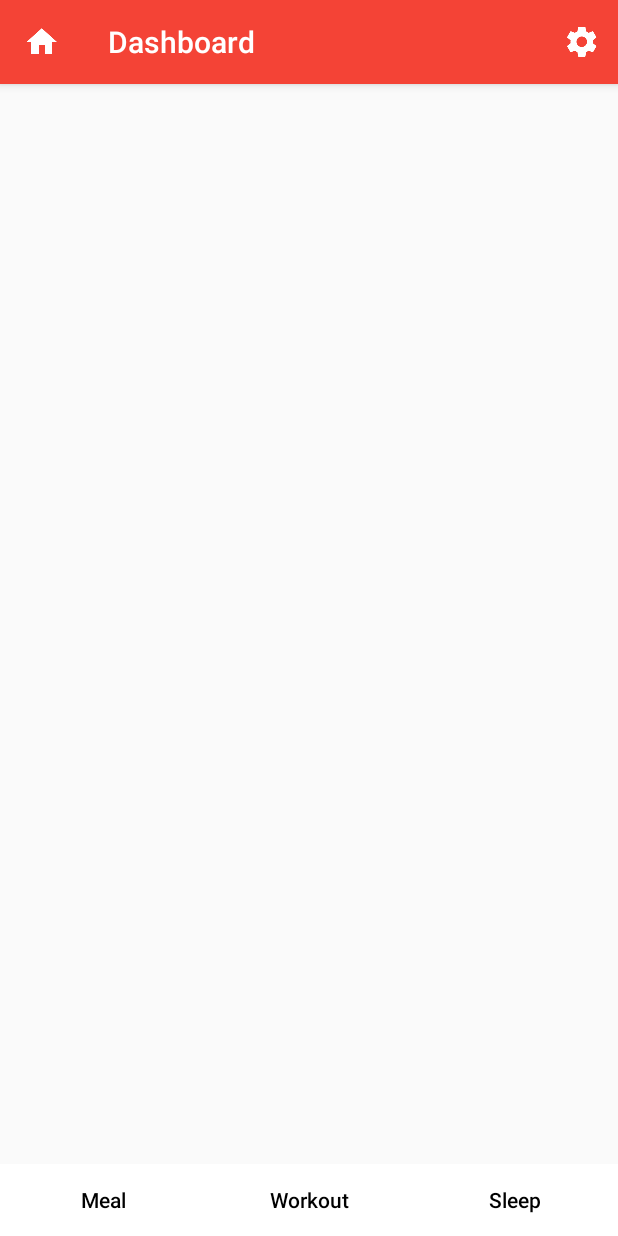
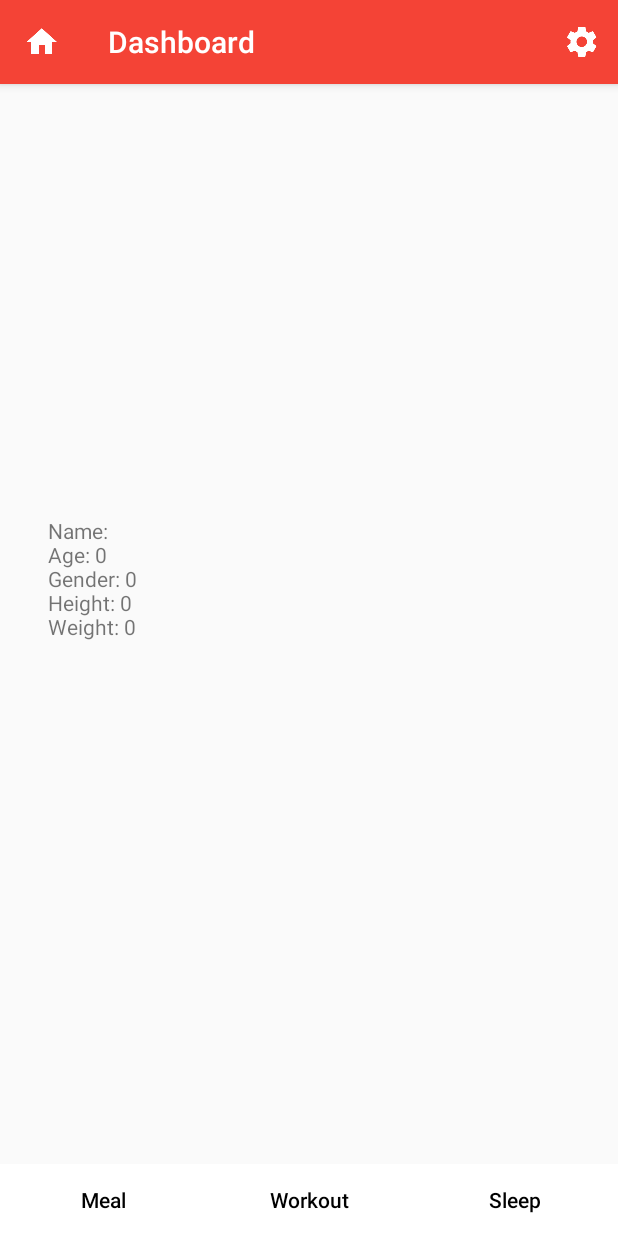
Before and after one commit to jalanp/Lifestylist, an Android app: the screen it shows after launch (MainActivity), after a tap on "SAVE", on a phone screen of 412 x 824 dp. Run offline under Robolectric (Android 15) with nearby library versions, the phone set to English and light mode, and no system bars.

Commit message:
Recommendation Changes Workout Sleep; Settings changes

```diff
--- a/app/src/main/java/com/a3a04/android/lifestylist/database/DatabaseHandler.java
+++ b/app/src/main/java/com/a3a04/android/lifestylist/database/DatabaseHandler.java
@@ -403,10 +403,10 @@ public class DatabaseHandler extends SQLiteOpenHelper {
         values.put(KEY_WEIGHT, data.getWeight());
         values.put(KEY_INTEGRATION, data.getIntegration());
         values.put(KEY_GENDER, data.getGender());
-        values.put(KEY_FIRST_LOGIN, data.getFirstLogin());
         values.put(KEY_MEAL_TOGGLE, data.getMealToggle());
         values.put(KEY_WORKOUT_TOGGLE, data.getWorkoutToggle());
         values.put(KEY_SLEEP_TOGGLE, data.getSleepToggle());
+        values.put(KEY_FIRST_LOGIN, data.getFirstLogin());
 
         // updating row
         return db.update(TABLE_USER_PERSONAL, values, KEY_ID + " = ?",
--- a/app/src/main/java/com/a3a04/android/lifestylist/main/MainActivity.java
+++ b/app/src/main/java/com/a3a04/android/lifestylist/main/MainActivity.java
@@ -11,6 +11,7 @@ import android.view.MenuInflater;
 import android.view.MenuItem;
 import android.view.View;
 import android.widget.Button;
+import android.widget.TextView;
 import android.widget.Toast;
 
 import com.a3a04.android.lifestylist.R;
@@ -19,6 +20,8 @@ import com.a3a04.android.lifestylist.database.PersonalData;
 import com.a3a04.android.lifestylist.meal.MealActivity;
 import com.a3a04.android.lifestylist.sleep.SleepActivity;
 import com.a3a04.android.lifestylist.workout.WorkoutActivity;
+
+import java.util.List;
 
 
 // Home Screen
@@ -76,10 +79,14 @@ public class MainActivity extends AppCompatActivity {
             editor.putInt("MealToggle", 1);
             editor.putInt("WorkoutToggle", 1);
             editor.commit();
+            DatabaseHandler db = new DatabaseHandler(getApplicationContext());
+            db.addData(new PersonalData());
+            db.close();
             Intent intent = new Intent(MainActivity.this, SettingsActivity.class);
             startActivity(intent);
             finish();
         } else {
+
             mealToggle = prefs.getInt("MealToggle", -1);
             sleepToggle = prefs.getInt("SleepToggle", -1);
             workoutToggle = prefs.getInt("WorkoutToggle", -1);
@@ -123,6 +130,7 @@ public class MainActivity extends AppCompatActivity {
                 mWorkoutBtn.setEnabled(true);
                 mWorkoutBtn.setTextColor(getResources().getColor(R.color.colorBlack));
             }
+            updateTextView();
 
         }
 
@@ -130,6 +138,26 @@ public class MainActivity extends AppCompatActivity {
 
 
        // db.closeDB();
+    }
+
+    public void updateTextView(){
+        TextView t = (TextView)findViewById(R.id.workoutSummary);
+        DatabaseHandler db = new DatabaseHandler(getApplicationContext());
+
+        t.setText("");
+
+        PersonalData user = db.getPersonalData(1);
+
+        t.append("Name: " + user.getName() + "\n");
+        t.append("Age: " + user.getAge() + "\n");
+        t.append("Gender: " + user.getGender() + "\n");
+        t.append("Height: " + user.getHeight() + "\n");
+        t.append("Weight: " + user.getWeight() + "\n");
+
+
+
+
+        db.closeDB();
     }
 
     public void openMeal(View view){
--- a/app/src/main/java/com/a3a04/android/lifestylist/main/SettingsActivity.java
+++ b/app/src/main/java/com/a3a04/android/lifestylist/main/SettingsActivity.java
@@ -10,10 +10,19 @@ import android.view.MenuItem;
 import android.view.View;
 import android.widget.EditText;
 import android.widget.SeekBar;
+import android.widget.TextView;
 import android.widget.ToggleButton;
 
 import com.a3a04.android.lifestylist.R;
 import com.a3a04.android.lifestylist.database.DatabaseHandler;
+
+import com.a3a04.android.lifestylist.database.PersonalData;
+import com.a3a04.android.lifestylist.database.WorkoutLog;
+
+import java.text.SimpleDateFormat;
+import java.util.Calendar;
+import java.util.List;
+
 
 public class SettingsActivity extends AppCompatActivity {
 
@@ -23,10 +32,13 @@ public class SettingsActivity extends AppCompatActivity {
     SeekBar Fitbit;
     DatabaseHandler db;
 
+
     public static final String MY_PREFS_NAME = "SharedPref";
     int mealToggle;
     int sleepToggle;
     int workoutToggle;
+
+
 
 
     @Override
@@ -76,8 +88,77 @@ public class SettingsActivity extends AppCompatActivity {
             workout.setChecked(true);
         }
 
+        EditText t1 = (EditText)findViewById(R.id.input1);
+        EditText t2 = (EditText)findViewById(R.id.input2);
+        EditText t3 = (EditText)findViewById(R.id.input3);
+        EditText t4 = (EditText)findViewById(R.id.input4);
+        EditText t5 = (EditText)findViewById(R.id.input5);
+
+        DatabaseHandler db = new DatabaseHandler(getApplicationContext());
+        PersonalData user;
+        user = db.getPersonalData(1);
+
+
+
+        t1.setText(user.getName());
+        if(user.getGender() == 0){
+            t2.setText("M");
+        }
+        else if(user.getGender() == 1){
+            t2.setText("F");
+        }
+        t3.setText(Integer.toString(user.getAge()));
+        t4.setText(Integer.toString(user.getHeight()));
+        t5.setText(Integer.toString(user.getWeight()));
+
+        db.close();
+
 
     }
+
+    public void logSettings(View view){
+        DatabaseHandler db = new DatabaseHandler(getApplicationContext());
+
+        String name;
+        int gender = 0; // M=0, F=1
+        int age;
+        int height;
+        int weight;
+
+
+
+
+        EditText t1 = (EditText)findViewById(R.id.input1);
+        name = t1.getText().toString();
+
+        EditText t2 = (EditText)findViewById(R.id.input2);
+        if(t2.getText().toString().equalsIgnoreCase("M")){
+            gender = 0;
+        }
+        else if(t2.getText().toString().equalsIgnoreCase("F")){
+            gender = 1;
+        }
+
+        EditText t3 = (EditText)findViewById(R.id.input3);
+        age = Integer.parseInt(t3.getText().toString());
+
+        EditText t4 = (EditText)findViewById(R.id.input4);
+        height = Integer.parseInt(t4.getText().toString());
+
+        EditText t5 = (EditText)findViewById(R.id.input5);
+        weight = Integer.parseInt(t5.getText().toString());
+
+        db.updateData(new PersonalData(1, name, "default", age, height, weight, 0, gender, 0, 0, 0, 0));
+
+
+        db.closeDB();
+
+        Intent intent = new Intent(SettingsActivity.this,MainActivity.class);
+        startActivity(intent);
+        finish();
+
+    }
+
 
     @Override
     public boolean onOptionsItemSelected(MenuItem item) {
@@ -96,11 +177,7 @@ public class SettingsActivity extends AppCompatActivity {
         }
     }
 
-    public void LogSettings(View view){
-        Intent intent = new Intent(SettingsActivity.this,MainActivity.class);
-        startActivity(intent);
-        finish();
-    }
+
 
     public void mealToggleChecker(View view){
         if ((!sleep.isChecked()) & (!workout.isChecked())){
--- a/app/src/main/java/com/a3a04/android/lifestylist/sleep/SleepActivity.java
+++ b/app/src/main/java/com/a3a04/android/lifestylist/sleep/SleepActivity.java
@@ -200,9 +200,8 @@ public class SleepActivity extends AppCompatActivity {
                 + stuff.get(stuff.size()-1).getSleepTime());
         t.append("\n");
 
-        t.append("\n" + "YOOOOOO");
         t.append("\n");
-        t.append("Time Slept: " + sleepControl.getTimeSlept());
+        t.append("Time Slept: " + sleepControl.getTimeSlept(1));
         db.closeDB();
     }
 
```
Also changed, not shown: app/src/main/java/com/a3a04/android/lifestylist/main/MainController.java (+20 -0 lines), app/src/main/java/com/a3a04/android/lifestylist/sleep/SleepController.java (+61 -8 lines), app/src/main/java/com/a3a04/android/lifestylist/workout/WorkoutController.java (+69 -4 lines), app/src/main/res/layout/activity_settings.xml (+7 -7 lines).
